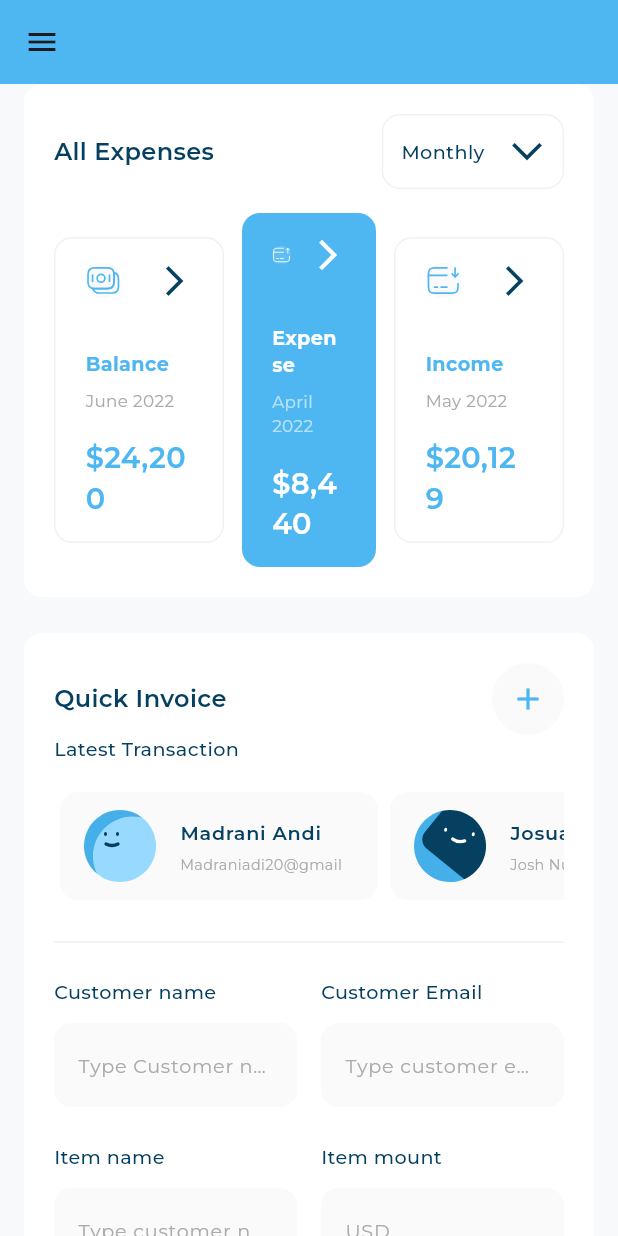
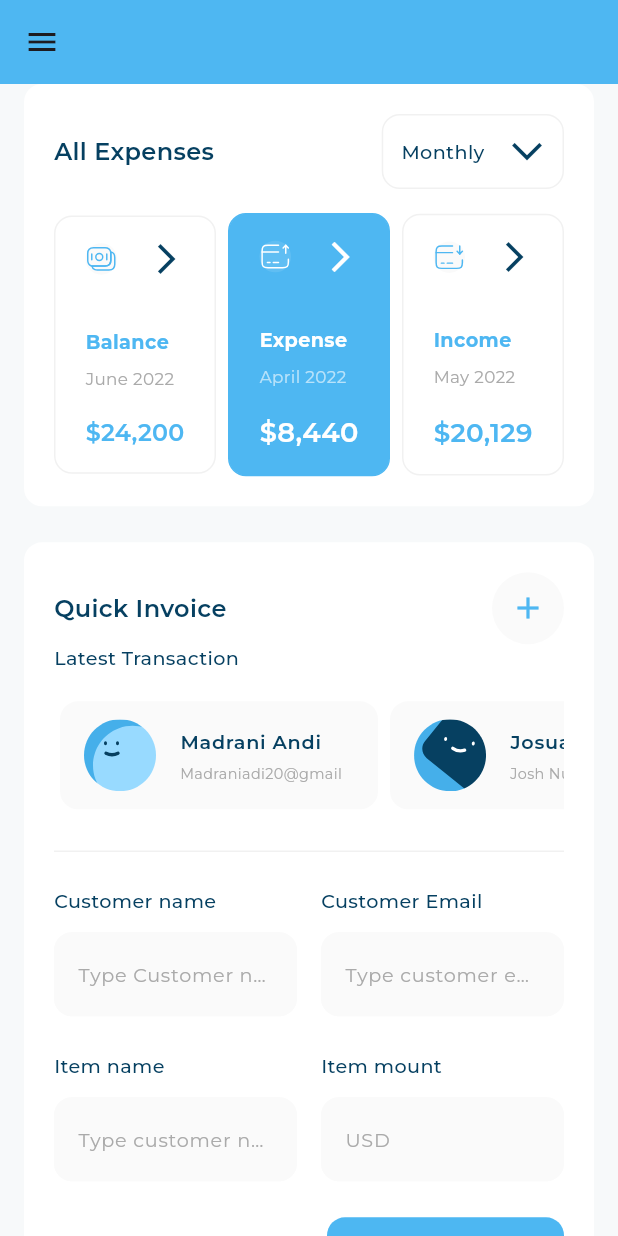
Before and after one commit to MohamedElnegouly/responsive_dash_board, a Flutter app: the screen it shows after launch, after a tap on "Expense", on a phone screen of 412 x 824 dp. Run offline on Flutter 3.47's test engine with Material 3 defaults, Android fonts, the phone set to English and light mode, and no system bars; our stand-ins replace device_preview, expandable_page_view, fl_chart, flutter_svg; project files that could hold a hidden picture were left out.

Commit message:
solve drawer selected text fitted & Allexpences list

```diff
--- a/lib/widgets/Active_And_inActive_Item.dart
+++ b/lib/widgets/Active_And_inActive_Item.dart
@@ -38,9 +38,13 @@ class ActivedrawerItem extends StatelessWidget {
   @override
   Widget build(BuildContext context) {
     return ListTile(
-      title: Text(
-        drawerItemModel.title,
-        style: AppStyles.styleBold16(context),
+      title: FittedBox(
+        fit: BoxFit.scaleDown,
+        alignment: AlignmentDirectional.centerStart,
+        child: Text(
+          drawerItemModel.title,
+          style: AppStyles.styleBold16(context),
+        ),
       ),
       leading: SvgPicture.asset(drawerItemModel.image),
       trailing: Container(
--- a/lib/widgets/Selected_inSelected_expenses_item.dart
+++ b/lib/widgets/Selected_inSelected_expenses_item.dart
@@ -32,11 +32,23 @@ class UnSelectedExpensesItem extends StatelessWidget {
             image: allExpensesItemModel.image,
           ),
           const SizedBox(height: 34),
-          Text(allExpensesItemModel.title, style: AppStyles.styleBold16(context)),
+          FittedBox(
+            fit: BoxFit.scaleDown,
+            child: Text(allExpensesItemModel.title,
+                style: AppStyles.styleBold16(context)),
+          ),
           const SizedBox(height: 8),
-          Text(allExpensesItemModel.date, style: AppStyles.styleRegular14(context)),
+          FittedBox(
+            fit: BoxFit.scaleDown,
+            child: Text(allExpensesItemModel.date,
+                style: AppStyles.styleRegular14(context)),
+          ),
           const SizedBox(height: 16),
-          Text(allExpensesItemModel.price, style: AppStyles.styleSemiBold24(context)),
+          FittedBox(
+            fit: BoxFit.scaleDown,
+            child: Text(allExpensesItemModel.price,
+                style: AppStyles.styleSemiBold24(context)),
+          ),
         ],
       ),
     );
@@ -58,6 +70,10 @@ class SelectedExpensesItem extends StatelessWidget {
       decoration: ShapeDecoration(
         color: const Color(0XFF4EB7F2),
         shape: RoundedRectangleBorder(
+          side: const BorderSide(
+            width: 1,
+            color: Color(0XFF4EB7F2),
+          ),
           borderRadius: BorderRadius.circular(12),
         ),
       ),
@@ -66,19 +82,31 @@ class SelectedExpensesItem extends StatelessWidget {
         children: [
           AllExpensesItemHeader(
             imageBackground:
-            Colors.white.withValues(alpha: 0.100000000149011612),
+                Colors.white.withValues(alpha: 0.100000000149011612),
             imageColor: Colors.white,
             image: allExpensesItemModel.image,
           ),
           const SizedBox(height: 34),
-          Text(allExpensesItemModel.title,
-              style: AppStyles.styleBold16(context).copyWith(color: Colors.white)),
+          FittedBox(
+            fit: BoxFit.scaleDown,
+            child: Text(allExpensesItemModel.title,
+                style: AppStyles.styleBold16(context)
+                    .copyWith(color: Colors.white)),
+          ),
           const SizedBox(height: 8),
-          Text(allExpensesItemModel.date,
-              style: AppStyles.styleRegular14(context).copyWith(color: Colors.white60)),
+          FittedBox(
+            fit: BoxFit.scaleDown,
+            child: Text(allExpensesItemModel.date,
+                style: AppStyles.styleRegular14(context)
+                    .copyWith(color: Colors.white60)),
+          ),
           const SizedBox(height: 16),
-          Text(allExpensesItemModel.price,
-              style: AppStyles.styleSemiBold24(context).copyWith(color: Colors.white)),
+          FittedBox(
+            fit: BoxFit.scaleDown,
+            child: Text(allExpensesItemModel.price,
+                style: AppStyles.styleSemiBold24(context)
+                    .copyWith(color: Colors.white)),
+          ),
         ],
       ),
     );
--- a/lib/widgets/all_expenses_item_list_view.dart
+++ b/lib/widgets/all_expenses_item_list_view.dart
@@ -33,6 +33,49 @@ class _AllExpensesItemListViewState extends State<AllExpensesItemListView> {
   @override
   Widget build(BuildContext context) {
     return Row(
+      children: [
+        Expanded(
+          child: GestureDetector(
+            onTap: () {
+              updateIndex(0);
+            },
+            child: AllExpensesItem(
+              allExpensesItemModel: items[0],
+              isSelected: selectedIndex == 0,
+            ),
+          ),
+        ),
+        const SizedBox(
+          width: 8,
+        ),
+        Expanded(
+          child: GestureDetector(
+            onTap: () {
+              updateIndex(1);
+            },
+            child: AllExpensesItem(
+              allExpensesItemModel: items[1],
+              isSelected: selectedIndex == 1,
+            ),
+          ),
+        ),
+        const SizedBox(
+          width: 8,
+        ),
+        Expanded(
+          child: GestureDetector(
+            onTap: () {
+              updateIndex(2);
+            },
+            child: AllExpensesItem(
+              allExpensesItemModel: items[2],
+              isSelected: selectedIndex == 2,
+            ),
+          ),
+        ),
+      ],
+    );
+    return Row(
       //children: items.map((e) {return Expanded(child: AllExpensesItem(allExpensesItemModel: e));}).toList(),
       children: items.asMap().entries.map((e) {
         var item = e.value;
```
